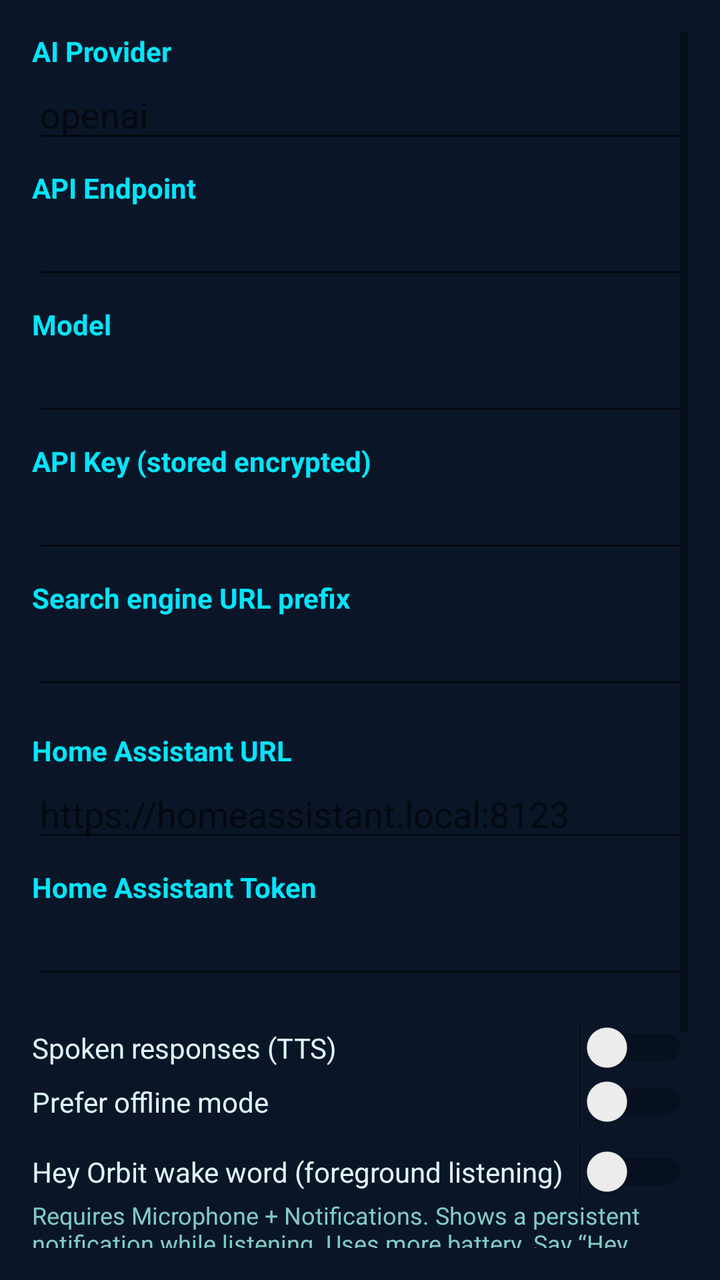
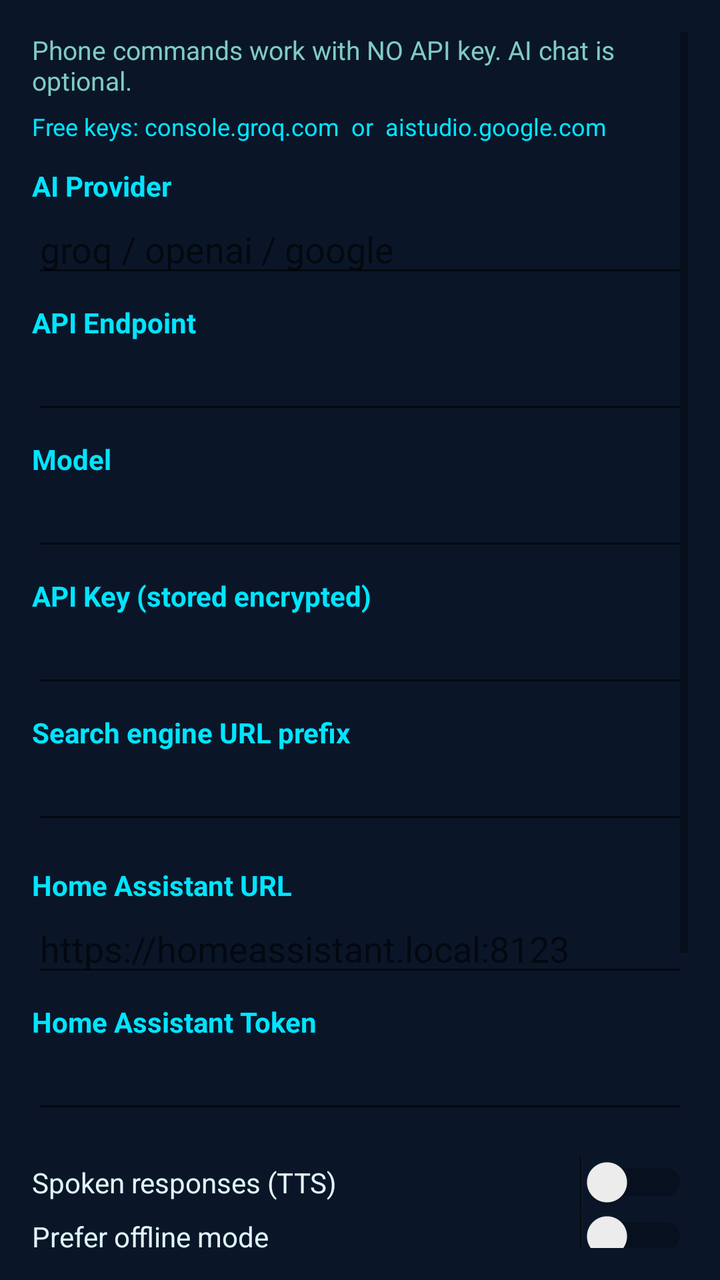

An Android layout rendered at two revisions. The XML below is the earlier revision; the diff shows what the commit changed to produce the second picture.
<!-- AndroidManifest.xml: application theme Theme.OrbitAI -->
<!-- res/layout/activity_settings.xml -->
<?xml version="1.0" encoding="utf-8"?>
<ScrollView xmlns:android="http://schemas.android.com/apk/res/android"
    android:layout_width="match_parent"
    android:layout_height="match_parent"
    android:background="@color/orbit_navy"
    android:padding="16dp">
    <LinearLayout
        android:layout_width="match_parent"
        android:layout_height="wrap_content"
        android:orientation="vertical">

        <TextView android:layout_width="match_parent" android:layout_height="wrap_content"
            android:text="AI Provider" android:textColor="@color/orbit_cyan" android:textStyle="bold" />
        <EditText android:id="@+id/providerInput" android:layout_width="match_parent"
            android:layout_height="wrap_content" android:textColor="@color/orbit_text"
            android:hint="openai" android:inputType="text" />

        <TextView android:layout_width="match_parent" android:layout_height="wrap_content"
            android:text="API Endpoint" android:textColor="@color/orbit_cyan" android:textStyle="bold"
            android:layout_marginTop="8dp" />
        <EditText android:id="@+id/endpointInput" android:layout_width="match_parent"
            android:layout_height="wrap_content" android:textColor="@color/orbit_text"
            android:inputType="textUri" />

        <TextView android:layout_width="match_parent" android:layout_height="wrap_content"
            android:text="Model" android:textColor="@color/orbit_cyan" android:textStyle="bold"
            android:layout_marginTop="8dp" />
        <EditText android:id="@+id/modelInput" android:layout_width="match_parent"
            android:layout_height="wrap_content" android:textColor="@color/orbit_text"
            android:inputType="text" />

        <TextView android:layout_width="match_parent" android:layout_height="wrap_content"
            android:text="API Key (stored encrypted)" android:textColor="@color/orbit_cyan"
            android:textStyle="bold" android:layout_marginTop="8dp" />
        <EditText android:id="@+id/apiKeyInput" android:layout_width="match_parent"
            android:layout_height="wrap_content" android:textColor="@color/orbit_text"
            android:inputType="textPassword" />

        <TextView android:layout_width="match_parent" android:layout_height="wrap_content"
            android:text="Search engine URL prefix" android:textColor="@color/orbit_cyan"
            android:textStyle="bold" android:layout_marginTop="8dp" />
        <EditText android:id="@+id/searchInput" android:layout_width="match_parent"
            android:layout_height="wrap_content" android:textColor="@color/orbit_text"
            android:inputType="textUri" />

        <TextView android:layout_width="match_parent" android:layout_height="wrap_content"
            android:text="Home Assistant URL" android:textColor="@color/orbit_cyan"
            android:textStyle="bold" android:layout_marginTop="16dp" />
        <EditText android:id="@+id/haUrlInput" android:layout_width="match_parent"
            android:layout_height="wrap_content" android:textColor="@color/orbit_text"
            android:hint="https://homeassistant.local:8123" android:inputType="textUri" />

        <TextView android:layout_width="match_parent" android:layout_height="wrap_content"
            android:text="Home Assistant Token" android:textColor="@color/orbit_cyan"
            android:textStyle="bold" android:layout_marginTop="8dp" />
        <EditText android:id="@+id/haTokenInput" android:layout_width="match_parent"
            android:layout_height="wrap_content" android:textColor="@color/orbit_text"
            android:inputType="textPassword" />

        <Switch android:id="@+id/ttsSwitch" android:layout_width="match_parent"
            android:layout_height="wrap_content" android:text="Spoken responses (TTS)"
            android:textColor="@color/orbit_text" android:layout_marginTop="16dp" />

        <Switch android:id="@+id/offlineSwitch" android:layout_width="match_parent"
            android:layout_height="wrap_content" android:text="Prefer offline mode"
            android:textColor="@color/orbit_text" />

        <Switch android:id="@+id/wakeWordSwitch" android:layout_width="match_parent"
            android:layout_height="wrap_content"
            android:text="Hey Orbit wake word (foreground listening)"
            android:textColor="@color/orbit_text"
            android:layout_marginTop="8dp" />

        <TextView android:layout_width="match_parent" android:layout_height="wrap_content"
            android:text="Requires Microphone + Notifications. Shows a persistent notification while listening. Uses more battery. Say “Hey Orbit”, then your command. Turn off when not needed. On Samsung, also disable battery restrictions for ORBIT AI."
            android:textColor="@color/orbit_text_dim"
            android:textSize="12sp"
            android:paddingBottom="8dp" />

        <Button android:id="@+id/saveButton" android:layout_width="match_parent"
            android:layout_height="wrap_content" android:text="Save"
            android:layout_marginTop="16dp" />
        <Button android:id="@+id/clearKeyButton" android:layout_width="match_parent"
            android:layout_height="wrap_content" android:text="Clear API key"
            style="@style/Widget.MaterialComponents.Button.OutlinedButton" />
    </LinearLayout>
</ScrollView>
<!-- resources referenced by this layout -->
<resources>
  <color name="orbit_cyan">#00E5FF</color>
  <color name="orbit_navy">#0A1628</color>
  <color name="orbit_text">#E0F7FA</color>
  <color name="orbit_text_dim">#80CBC4</color>
  <style name="Theme.OrbitAI" parent="Theme.MaterialComponents.DayNight.DarkActionBar">
          <item name="colorPrimary">@color/orbit_cyan</item>
          <item name="colorPrimaryVariant">@color/orbit_blue</item>
          <item name="colorOnPrimary">@color/orbit_navy</item>
          <item name="colorSecondary">@color/orbit_blue</item>
          <item name="colorOnSecondary">@color/white</item>
          <item name="android:statusBarColor">@color/orbit_navy_dark</item>
          <item name="android:navigationBarColor">@color/orbit_navy_dark</item>
          <item name="android:windowBackground">@color/orbit_navy</item>
          <item name="actionBarStyle">@style/OrbitActionBar</item>
      </style>
  <color name="orbit_blue">#2979FF</color>
  <color name="white">#FFFFFFFF</color>
  <color name="orbit_navy_dark">#050B14</color>
  <style name="OrbitActionBar" parent="Widget.MaterialComponents.ActionBar.Primary">
          <item name="background">@color/orbit_navy_dark</item>
          <item name="titleTextColor">@color/orbit_cyan</item>
      </style>
</resources>

<!-- the commit's change to res/layout/activity_settings.xml (unified diff, before → after) -->
@@ -10,10 +10,19 @@
         android:orientation="vertical">
 
         <TextView android:layout_width="match_parent" android:layout_height="wrap_content"
+            android:text="Phone commands work with NO API key. AI chat is optional."
+            android:textColor="@color/orbit_text_dim" android:textSize="13sp"
+            android:paddingBottom="6dp" />
+        <TextView android:layout_width="match_parent" android:layout_height="wrap_content"
+            android:text="Free keys: console.groq.com  or  aistudio.google.com"
+            android:textColor="@color/orbit_cyan" android:textSize="12sp"
+            android:paddingBottom="12dp" />
+
+        <TextView android:layout_width="match_parent" android:layout_height="wrap_content"
             android:text="AI Provider" android:textColor="@color/orbit_cyan" android:textStyle="bold" />
         <EditText android:id="@+id/providerInput" android:layout_width="match_parent"
             android:layout_height="wrap_content" android:textColor="@color/orbit_text"
-            android:hint="openai" android:inputType="text" />
+            android:hint="groq / openai / google" android:inputType="text" />
 
         <TextView android:layout_width="match_parent" android:layout_height="wrap_content"
             android:text="API Endpoint" android:textColor="@color/orbit_cyan" android:textStyle="bold"
